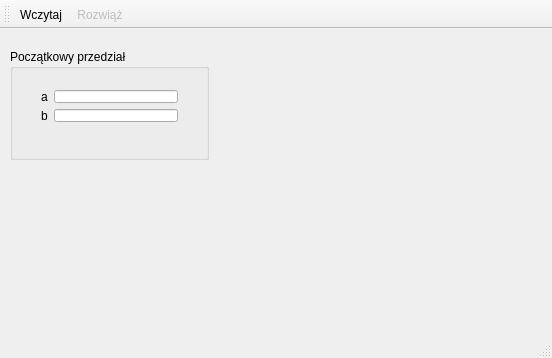
Old version of the form mainwindow.ui in the repository hejmsdz/NonLinear.
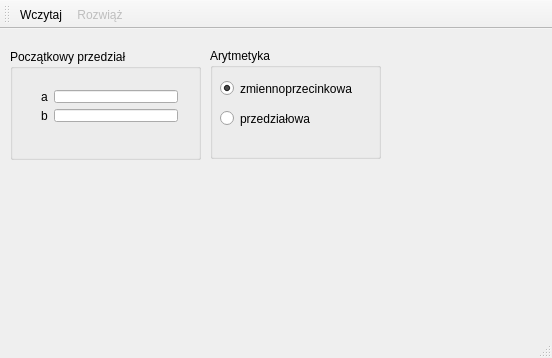
New version of the form.

Commit message: Add interval arithmetic reading

What changed in the file:
```diff
--- a/mainwindow.ui
+++ b/mainwindow.ui
@@ -54,11 +54,14 @@
     </size>
    </property>
    <widget class="QGroupBox" name="initialInterval">
+    <property name="enabled">
+     <bool>true</bool>
+    </property>
     <property name="geometry">
      <rect>
       <x>10</x>
       <y>20</y>
-      <width>199</width>
+      <width>191</width>
       <height>111</height>
      </rect>
     </property>
@@ -110,6 +113,48 @@
      </layout>
     </widget>
    </widget>
+   <widget class="QGroupBox" name="arithmeticChoice">
+    <property name="geometry">
+     <rect>
+      <x>210</x>
+      <y>19</y>
+      <width>171</width>
+      <height>111</height>
+     </rect>
+    </property>
+    <property name="title">
+     <string>Arytmetyka</string>
+    </property>
+    <widget class="QRadioButton" name="floatingPointArithmetic">
+     <property name="geometry">
+      <rect>
+       <x>10</x>
+       <y>30</y>
+       <width>161</width>
+       <height>21</height>
+      </rect>
+     </property>
+     <property name="text">
+      <string>zmiennoprzecinkowa</string>
+     </property>
+     <property name="checked">
+      <bool>true</bool>
+     </property>
+    </widget>
+    <widget class="QRadioButton" name="intervalArithmetic">
+     <property name="geometry">
+      <rect>
+       <x>10</x>
+       <y>60</y>
+       <width>161</width>
+       <height>21</height>
+      </rect>
+     </property>
+     <property name="text">
+      <string>przedziałowa</string>
+     </property>
+    </widget>
+   </widget>
   </widget>
   <widget class="QToolBar" name="mainToolBar">
    <attribute name="toolBarArea">
```
Left out of the diff: 3 changed lines with no effect on the pictures. The commit also changes 8 other files.
